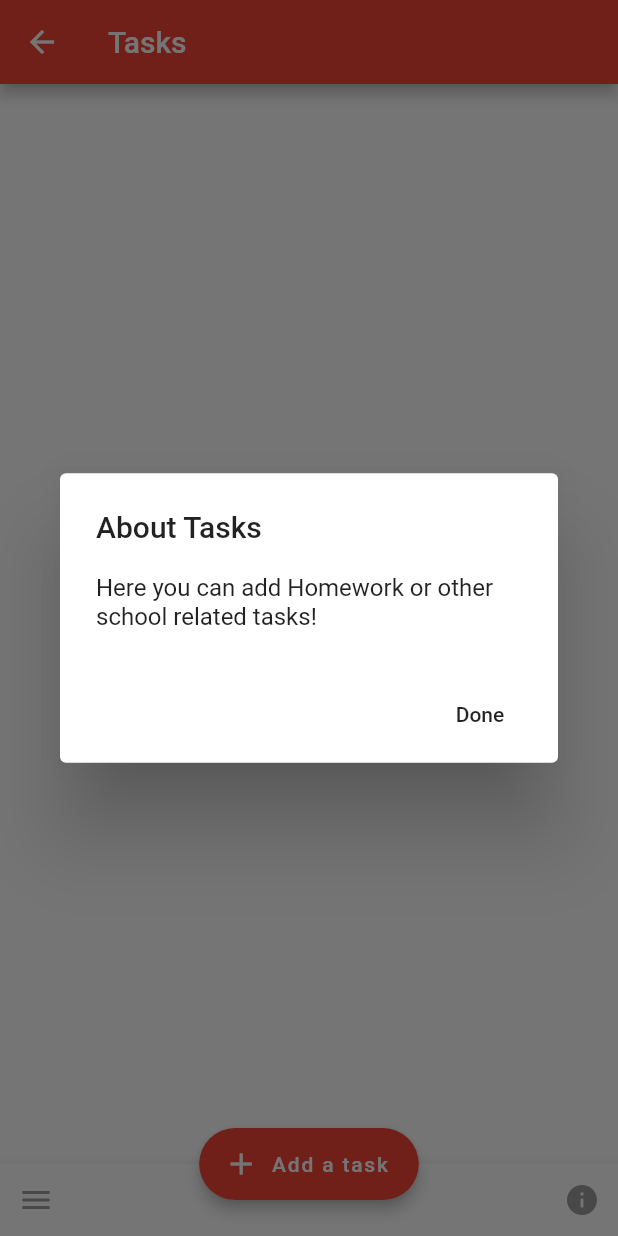
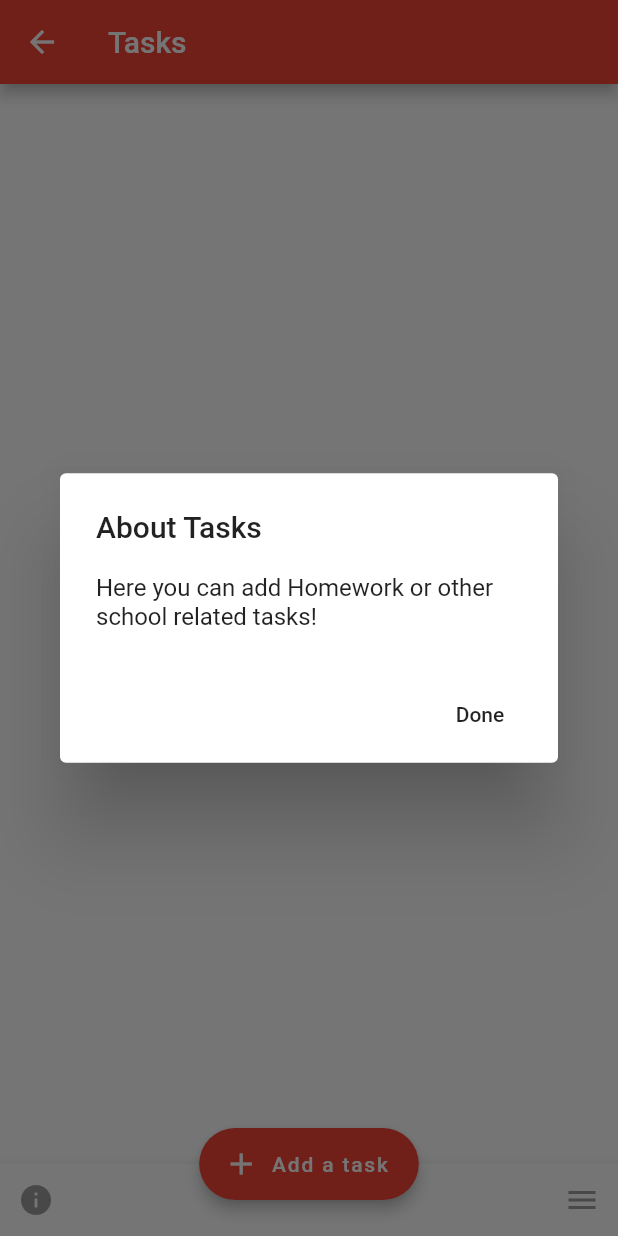
Before and after one commit to partnercloudsupport/Redwood, a Flutter app: the Todo screen opened by its route, after a tap on the "info" icon, on a phone screen of 412 x 824 dp. Run offline on Flutter 3.47's test engine with Material 2 defaults, Android fonts, the phone set to English and light mode, and no system bars; our stand-ins replace cloud_firestore, connectivity, firebase_database, firebase_messaging, flutter_local_notifications, flutter_secure_storage and 5 more; missing offline and left inert: flutter_villains, flutter_youtube, quick_actions, scalable_image; accounts and stored records are empty; statements that could not run were skipped.

Commit message:
Swaped menu buttons (Tasks)

```diff
--- a/lib/todo/todo.dart
+++ b/lib/todo/todo.dart
@@ -97,14 +97,14 @@ class _TodoState extends State<Todo> {
             mainAxisAlignment: MainAxisAlignment.spaceBetween,
             children: <Widget>[
               IconButton(
+                icon: Icon(Icons.info),
+                color: Colors.grey,
+                onPressed: _showAboutDialog,
+              ),
+              IconButton(
                 icon: Icon(Icons.menu),
                 color: Colors.grey,
                 onPressed: () {},
-              ),
-              IconButton(
-                icon: Icon(Icons.info),
-                color: Colors.grey,
-                onPressed: _showAboutDialog,
               ),
             ],
           ),
```
